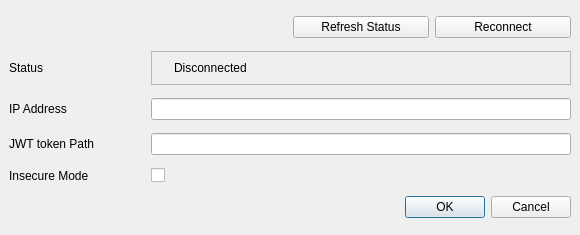
suchinton/AGL_Demo_Control_Panel, file ui/Settings_Window.ui: the form before one commit.
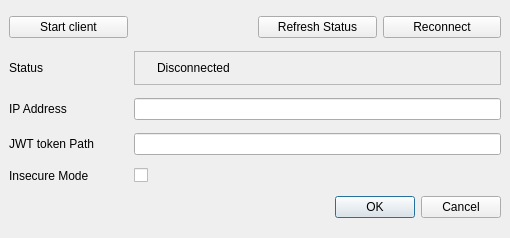
The form after the commit. Icons and pictures are not drawn.

Commit message: Added settings to main window

What changed in the file:
```diff
--- a/ui/Settings_Window.ui
+++ b/ui/Settings_Window.ui
@@ -6,8 +6,8 @@
    <rect>
     <x>0</x>
     <y>0</y>
-    <width>580</width>
-    <height>235</height>
+    <width>510</width>
+    <height>238</height>
    </rect>
   </property>
   <property name="windowTitle">
@@ -125,6 +125,17 @@
       </property>
      </widget>
     </item>
+    <item row="0" column="0">
+     <widget class="QPushButton" name="startClientBtn">
+      <property name="text">
+       <string>Start client</string>
+      </property>
+      <property name="icon">
+       <iconset resource="../assets/res.qrc">
+        <normaloff>:/icons/feather/play.svg</normaloff>:/icons/feather/play.svg</iconset>
+      </property>
+     </widget>
+    </item>
    </layout>
   </widget>
  </widget>
```
The commit also changes 7 other files.
